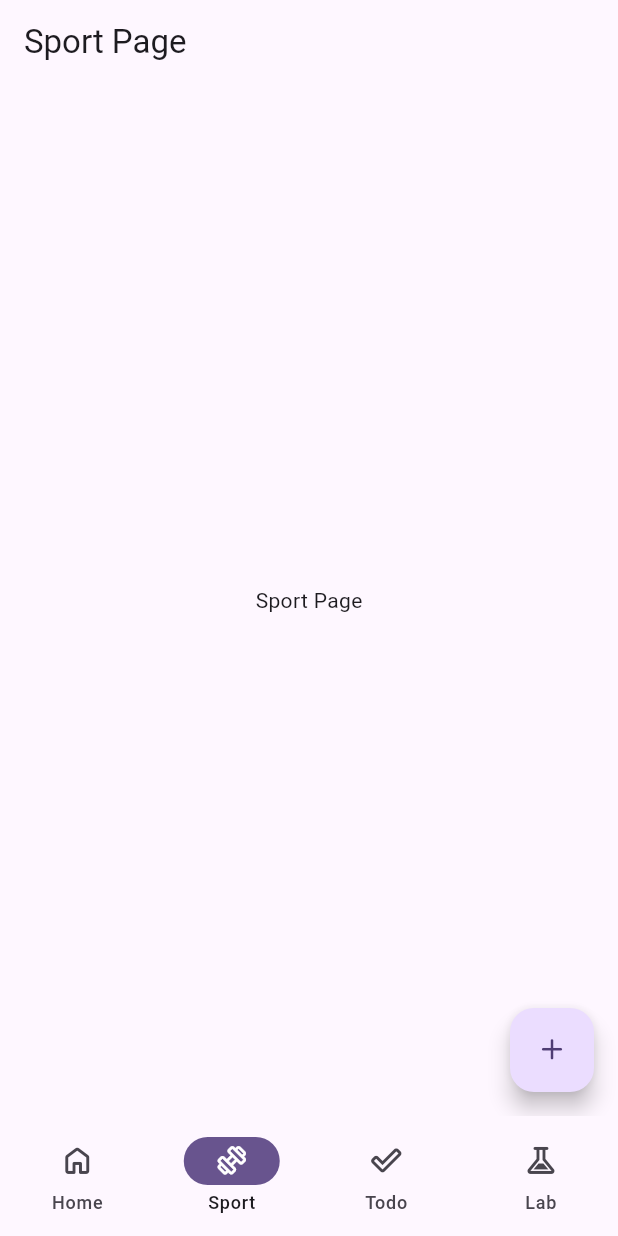
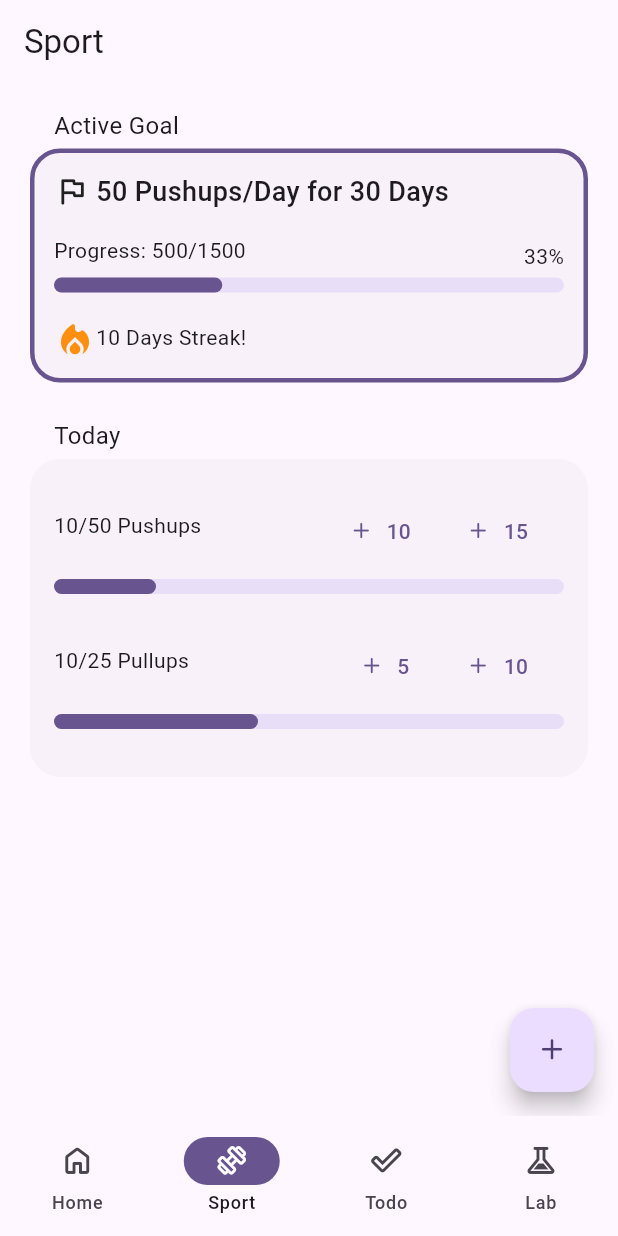
Before and after one commit to jan-kuwert/routine, a Flutter app: the screen it shows after launch, item 2 of the bottom bar chosen, on a phone screen of 412 x 824 dp. Run offline on Flutter 3.47's test engine with Material 3 defaults, Android fonts, the light colour scheme and no system bars.

Commit message:
add daily and goal cards

```diff
--- /dev/null
+++ b/lib/home/home_page.dart
@@ -0,0 +1,23 @@
+import 'package:flutter/material.dart';
+
+class HomePage extends StatefulWidget {
+  const HomePage({super.key});
+
+  @override
+  State<HomePage> createState() => _HomePageState();
+}
+
+class _HomePageState extends State<HomePage> {
+
+  @override
+  Widget build(BuildContext context) {
+    return Scaffold(
+      appBar: AppBar(
+        title: const Text('Home Page'),
+      ),
+      body: const Center(
+        child: Text('Home Page'),
+      ),
+    );
+  }
+}
--- a/lib/main.dart
+++ b/lib/main.dart
@@ -1,4 +1,5 @@
 import 'package:flutter/material.dart';
+import 'package:routine/home/home_page.dart';
 import 'package:routine/routine_font_icons.dart';
 import 'package:routine/sport/sport_page.dart';
 
@@ -33,7 +34,7 @@ class MyApp extends StatelessWidget {
         colorScheme: ColorScheme.fromSeed(seedColor: Colors.deepPurple),
         useMaterial3: true,
       ),
-      home: const MyHomePage(title: 'Flutter Demo Home Page'),
+      home: const MyHomePage(title: 'Home Page'),
     );
   }
 }
@@ -80,15 +81,7 @@ class _MyHomePageState extends State<MyHomePage> {
 
       body: <Widget>[
         /// Home page
-        const Card(
-          shadowColor: Colors.transparent,
-          margin: EdgeInsets.all(8.0),
-          child: SizedBox.expand(
-            child: Center(
-              child: Text('Home page'),
-            ),
-          ),
-        ),
+        const HomePage(),
         const SportPage(),
         const Card(
           shadowColor: Colors.transparent,
--- a/lib/sport/sport_page.dart
+++ b/lib/sport/sport_page.dart
@@ -1,5 +1,8 @@
 import 'package:flutter/material.dart';
 import 'package:routine/routine_font_icons.dart';
+import 'package:routine/widgets/custom_card_widget.dart';
+import 'package:routine/widgets/daily_card_widget.dart';
+import 'package:routine/widgets/goal_card_widget.dart';
 
 class SportPage extends StatefulWidget {
   const SportPage({super.key});
@@ -26,10 +29,23 @@ class _SportPageState extends State<SportPage> {
   Widget build(BuildContext context) {
     return Scaffold(
       appBar: AppBar(
-        title: const Text('Sport Page'),
+        title: const Text('Sport'),
       ),
       body: const Center(
-        child: Text('Sport Page'),
+        child: Column(
+          children: <Widget>[
+            Padding(
+              padding: EdgeInsets.all(16.0),
+              child: Column(
+                children: <Widget>[
+                  CustomCardWidget(
+                      title: 'Active Goal', child: GoalCardWidget()),
+                  CustomCardWidget(title: 'Today', child: DailyCardWidget())
+                ],
+              ),
+            ),
+          ],
+        ),
       ),
       floatingActionButton: FloatingActionButton(
         onPressed: _incrementCounter,
--- /dev/null
+++ b/lib/widgets/custom_card_widget.dart
@@ -0,0 +1,33 @@
+import 'package:flutter/material.dart';
+
+class CustomCardWidget extends StatefulWidget {
+  final String title;
+  final Widget child;
+  final bool? link;
+
+  const CustomCardWidget(
+      {super.key, required this.title, required this.child, this.link});
+
+  @override
+  State<CustomCardWidget> createState() => _CustomCardWidgetState();
+}
+
+class _CustomCardWidgetState extends State<CustomCardWidget> {
+  @override
+  Widget build(BuildContext context) {
+    return Column(children: [
+      Padding(
+        padding: const EdgeInsets.only(left: 20.0),
+        child: Row(
+          children: [
+            Text(widget.title, style: const TextStyle(fontSize: 16.0)),
+          ],
+        ),
+      ),
+      Padding(
+        padding: const EdgeInsets.only(bottom: 20.0),
+        child: widget.child,
+      ),
+    ]);
+  }
+}
--- /dev/null
+++ b/lib/widgets/daily_card_widget.dart
@@ -0,0 +1,95 @@
+import 'package:flutter/material.dart';
+import 'package:routine/routine_font_icons.dart';
+
+class DailyCardWidget extends StatelessWidget {
+  final double progress = 0.33;
+
+  const DailyCardWidget({super.key});
+
+  @override
+  Widget build(BuildContext context) {
+    return Card(
+      shadowColor: Colors.transparent,
+      shape: RoundedRectangleBorder(
+        borderRadius: BorderRadius.circular(20.0),
+      ),
+      child: Padding(
+        padding: const EdgeInsets.all(16.0),
+        child: Column(
+          children: [
+            Padding(
+              padding: const EdgeInsets.only(bottom: 16.0),
+              child: Column(
+                children: [
+                  Row(
+                    mainAxisAlignment: MainAxisAlignment.spaceBetween,
+                    children: [
+                      const Padding(
+                        padding: EdgeInsets.only(bottom: 8.0),
+                        child: Text('10/50 Pushups'),
+                      ),
+                      ButtonBar(
+                        children: [
+                          TextButton.icon(
+                            label: const Text('10'),
+                            icon: const Icon(RoutineFont.add),
+                            onPressed: () {},
+                          ),
+                          TextButton.icon(
+                            label: const Text('15'),
+                            icon: const Icon(RoutineFont.add),
+                            onPressed: () {},
+                          ),
+                        ],
+                      ),
+                    ],
+                  ),
+                  LinearProgressIndicator(
+                    value: 0.2,
+                    minHeight: 10.0,
+                    borderRadius: BorderRadius.circular(20.0),
+                  )
+                ],
+              ),
+            ),
+            Padding(
+              padding: const EdgeInsets.only(bottom: 16.0),
+              child: Column(
+                children: [
+                  Row(
+                    mainAxisAlignment: MainAxisAlignment.spaceBetween,
+                    children: [
+                      const Padding(
+                        padding: EdgeInsets.only(bottom: 8.0),
+                        child: Text('10/25 Pullups'),
+                      ),
+                      ButtonBar(
+                        children: [
+                          TextButton.icon(
+                            label: const Text('5'),
+                            icon: const Icon(RoutineFont.add),
+                            onPressed: () {},
+                          ),
+                          TextButton.icon(
+                            label: const Text('10'),
+                            icon: const Icon(RoutineFont.add),
+                            onPressed: () {},
+                          ),
+                        ],
+                      ),
+                    ],
+                  ),
+                  LinearProgressIndicator(
+                    value: 0.4,
+                    minHeight: 10.0,
+                    borderRadius: BorderRadius.circular(20.0),
+                  )
+                ],
+              ),
+            ),
+          ],
+        ),
+      ),
+    );
+  }
+}
--- /dev/null
+++ b/lib/widgets/goal_card_widget.dart
@@ -0,0 +1,79 @@
+import 'package:flutter/material.dart';
+import 'package:routine/routine_font_icons.dart';
+
+class GoalCardWidget extends StatelessWidget {
+  final double progress = 0.33;
+
+  const GoalCardWidget({super.key});
+
+  @override
+  Widget build(BuildContext context) {
+    return Card(
+      shadowColor: Colors.transparent,
+      shape: RoundedRectangleBorder(
+        borderRadius: BorderRadius.circular(20.0),
+        side: BorderSide(
+          color: Theme.of(context).primaryColor,
+          width: 3.0,
+        ),
+      ),
+      child: Padding(
+        padding: const EdgeInsets.all(16.0),
+        child: Column(
+          children: [
+            const Padding(
+              padding: EdgeInsets.only(bottom: 16.0),
+              child: Row(
+                children: [
+                  Padding(
+                    padding: EdgeInsets.only(right: 4.0),
+                    child: Icon(
+                      RoutineFont.flag,
+                      size: 24.0,
+                    ),
+                  ),
+                  Text(
+                    '50 Pushups/Day for 30 Days',
+                    style: TextStyle(
+                      fontSize: 18.0,
+                      fontWeight: FontWeight.w500,
+                    ),
+                  ),
+                ],
+              ),
+            ),
+            Padding(
+              padding: const EdgeInsets.only(bottom: 16.0),
+              child: Column(
+                children: [
+                  const Row(
+                    mainAxisAlignment: MainAxisAlignment.spaceBetween,
+                    children: [
+                      Padding(
+                        padding: EdgeInsets.only(bottom: 8.0),
+                        child: Text('Progress: 500/1500'),
+                      ),
+                      Text('33%')
+                    ],
+                  ),
+                  LinearProgressIndicator(
+                    value: 0.33,
+                    minHeight: 10.0,
+                    borderRadius: BorderRadius.circular(20.0),
+                  )
+                ],
+              ),
+            ),
+            const Row(
+              children: [
+                Icon(RoutineFont.group_35,
+                    size: 28.0, color: Color(0xFFFF8F0F)),
+                Text('10 Days Streak!'),
+              ],
+            ),
+          ],
+        ),
+      ),
+    );
+  }
+}
```
